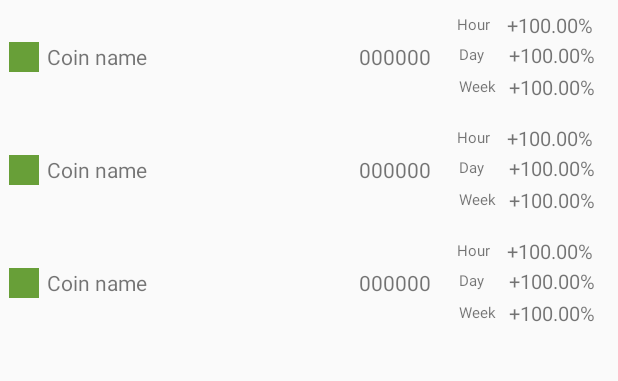
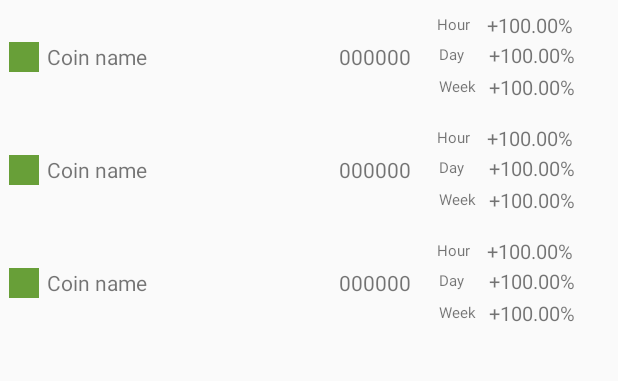
Before and after one commit to grosa1/MonUP-App, an Android app: the layout widget_coin_list.xml on its own in the app's theme, with its tools: preview values and no code run, on a phone screen of 412 x 824 dp, the part 63-444 px from its top. Run offline under Robolectric (Android 15) with nearby library versions, the phone set to English and light mode, and no system bars.

Commit message:
fix variation text bug in new widget layout

```diff
--- a/app/src/main/res/layout/widget_coin_list_item.xml
+++ b/app/src/main/res/layout/widget_coin_list_item.xml
@@ -29,7 +29,7 @@
         android:layout_width="0dp"
         android:layout_height="wrap_content"
         android:layout_marginEnd="16dp"
-        android:layout_weight="6"
+        android:layout_weight="5.5"
         android:gravity="end"
         android:text="@string/price_place_holder"
         android:textSize="14sp" />
@@ -37,7 +37,7 @@
     <LinearLayout
         android:layout_width="0dp"
         android:layout_height="wrap_content"
-        android:layout_weight="4"
+        android:layout_weight="4.5"
         android:orientation="vertical"
         android:layout_gravity="end"
         android:padding="1dp">
```
